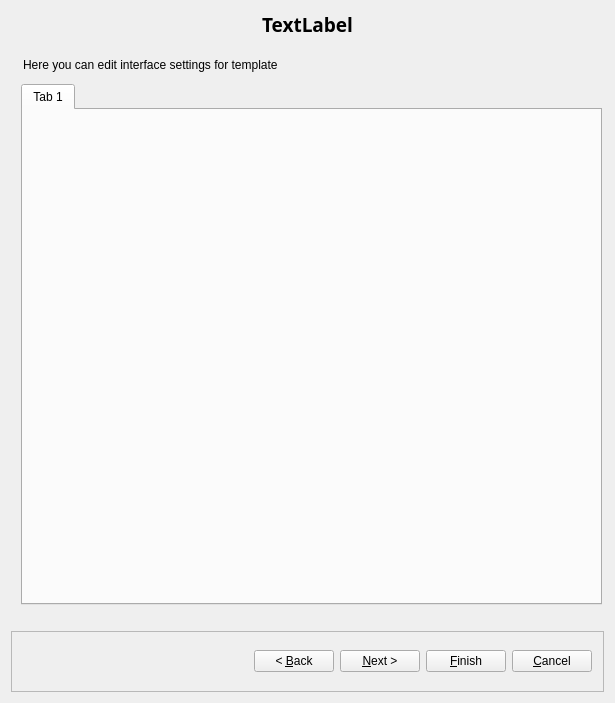
The window that src/gui/newfirewalldialog_q.ui (fwbuilder/fwbuilder) describes before a commit, drawn with Qt 5.
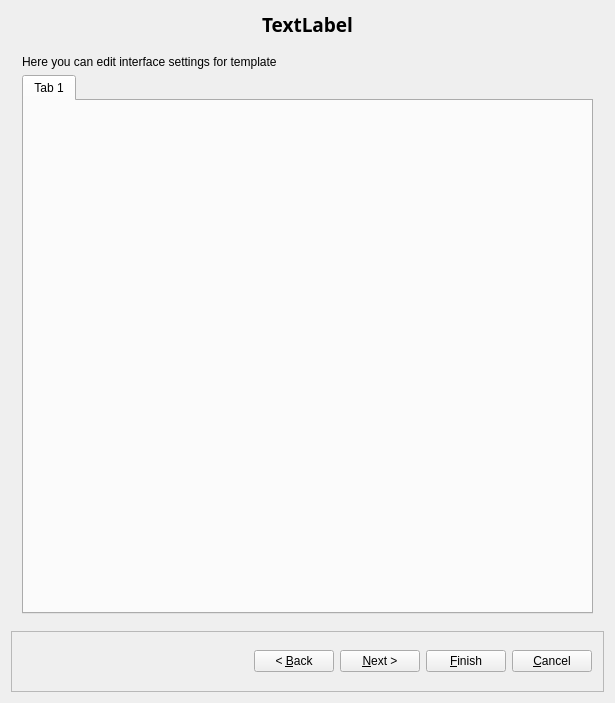
The same window after the commit. Icons and pictures are not drawn.

```diff
--- a/src/gui/newfirewalldialog_q.ui
+++ b/src/gui/newfirewalldialog_q.ui
@@ -1101,28 +1101,16 @@
       </layout>
      </widget>
      <widget class="QWidget" name="page6">
+      <layout class="QVBoxLayout" name="verticalLayout">
+       <item>
       <widget class="QLabel" name="label">
-       <property name="geometry">
-        <rect>
-         <x>12</x>
-         <y>12</y>
-         <width>305</width>
-         <height>17</height>
-        </rect>
-       </property>
        <property name="text">
         <string>Here you can edit interface settings for template</string>
        </property>
       </widget>
+       </item>
+       <item>
       <widget class="QTabWidget" name="interfaces">
-       <property name="geometry">
-        <rect>
-         <x>10</x>
-         <y>40</y>
-         <width>581</width>
-         <height>521</height>
-        </rect>
-       </property>
        <property name="currentIndex">
         <number>0</number>
        </property>
@@ -1132,6 +1120,8 @@
         </attribute>
        </widget>
       </widget>
+       </item>
+      </layout>
      </widget>
     </widget>
    </item>
```
Lines whose indentation alone changed are shown as unchanged.
